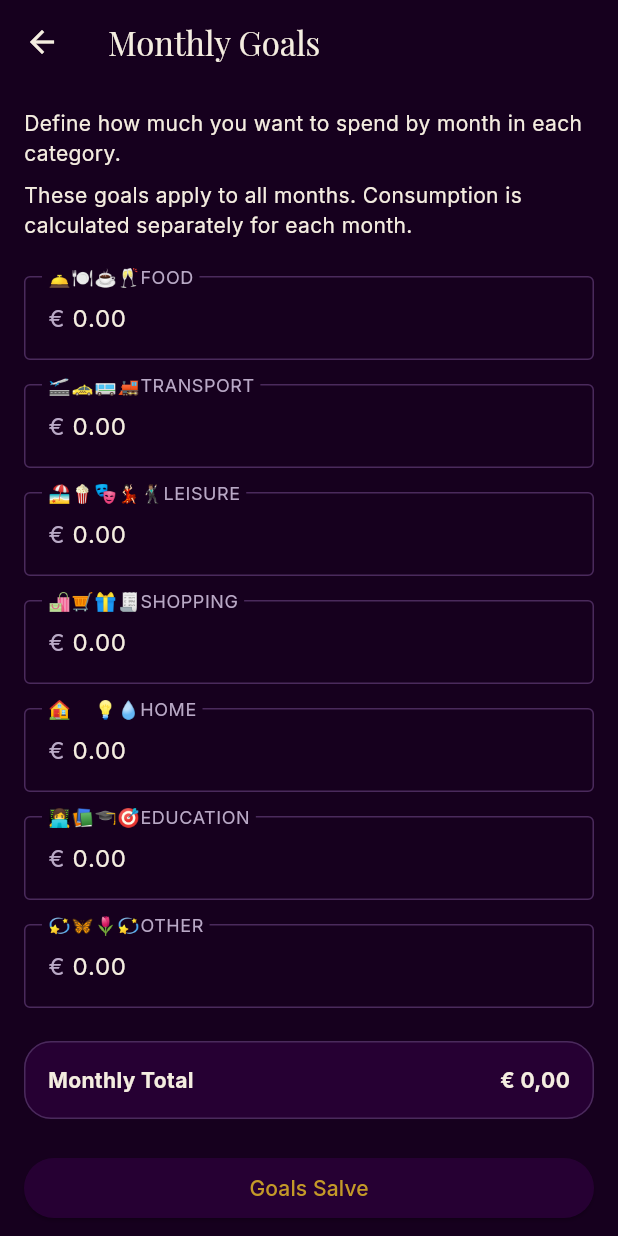
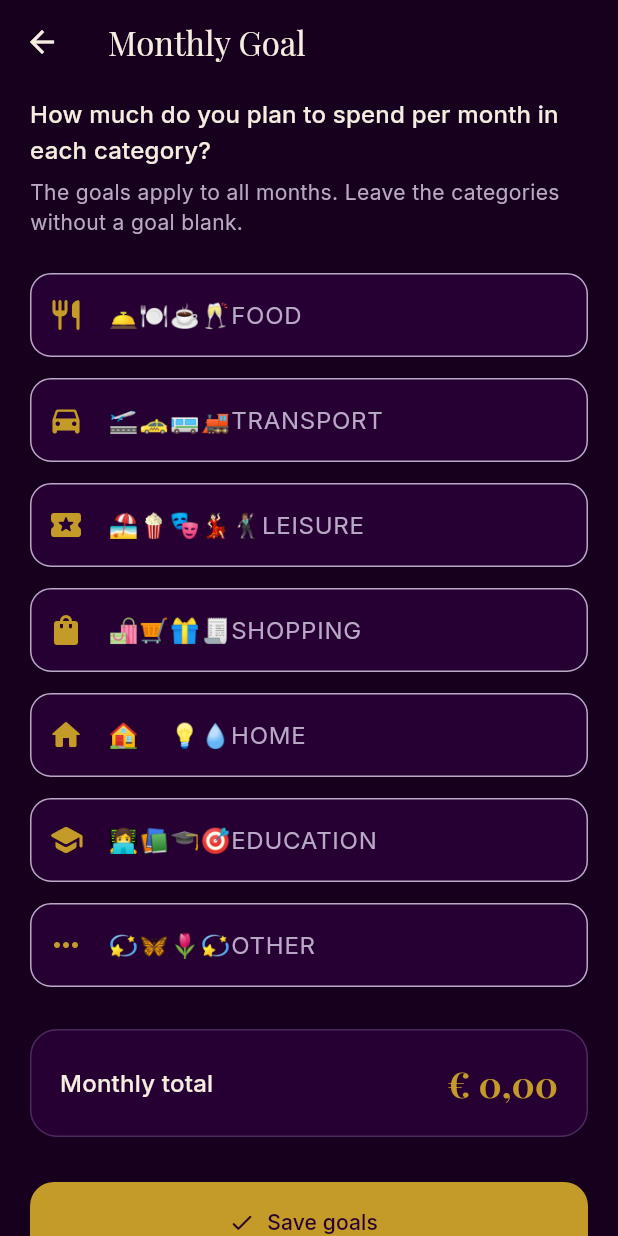
Before and after one commit to hertafranca/OrcamentoMensalemFlutter, a Flutter app: the screen it shows after launch, after a tap on the "chevron left" icon, after a tap on the "chevron right" icon, after a tap on the "tune" icon, on a phone screen of 412 x 824 dp. Run offline on Flutter 3.47's test engine with Material 3 defaults, Android fonts, the phone set to English and light mode, and no system bars; our stand-ins replace google_fonts, shared_preferences.

Commit message:
Update budget_goals_page.dart
Antes, um campo vazio mostrava o erro Informe uma meta. Agora:

campo vazio  →  sem meta  →  salvo como 0

Ao abrir a tela, metas 0 aparecem como campo vazio (com a dica 0,00), e metas com valor aparecem com vírgula (300,00).

```diff
--- a/lib/screens/budget_goals_page.dart
+++ b/lib/screens/budget_goals_page.dart
@@ -1,7 +1,12 @@
 import 'package:flutter/material.dart';
+import 'package:flutter/services.dart';
 
 import '../models/expense_category.dart';
-// Tela para definir os objetivos de gastos mensais por categoria.
+import '../theme/app_colors.dart';
+import '../theme/app_theme.dart';
+import '../theme/category_icons.dart';
+import '../utils/money_formatter.dart';
+
 class BudgetGoalsPage extends StatefulWidget {
   final Map<ExpenseCategory, double> currentGoals;
 
@@ -10,7 +15,7 @@ class BudgetGoalsPage extends StatefulWidget {
   @override
   State<BudgetGoalsPage> createState() => _BudgetGoalsPageState();
 }
-// Estado da tela de objetivos de gastos mensais.
+
 class _BudgetGoalsPageState extends State<BudgetGoalsPage> {
   final _formKey = GlobalKey<FormState>();
 
@@ -23,28 +28,40 @@ class _BudgetGoalsPageState extends State<BudgetGoalsPage> {
     _controllers = {
       for (final category in ExpenseCategory.values)
         category: TextEditingController(
-          text: (widget.currentGoals[category] ?? 0).toStringAsFixed(2),
+          text: _textFromValue(widget.currentGoals[category] ?? 0),
         ),
     };
   }
 
-  // Soma o que está digitado nos campos neste momento.
+  // 0     → campo vazio
+  // 300.5 → "300,50"
+  static String _textFromValue(double value) {
+    if (value == 0) {
+      return '';
+    }
+
+    return value.toStringAsFixed(2).replaceAll('.', ',');
+  }
+
+  // Campo vazio → 0
+  double _valueFromController(TextEditingController controller) {
+    final text = controller.text.trim().replaceAll(',', '.');
+
+    if (text.isEmpty) {
+      return 0;
+    }
+
+    return double.tryParse(text) ?? 0;
+  }
+
   double get _totalGoals {
     double total = 0;
 
     for (final controller in _controllers.values) {
-      final value = double.tryParse(controller.text.replaceAll(',', '.'));
-
-      if (value != null && value > 0) {
-        total += value;
-      }
+      total += _valueFromController(controller);
     }
 
     return total;
-  }
-// Formata o valor monetário para exibição.
-  String _formatMoney(double value) {
-    return '€ ${value.toStringAsFixed(2).replaceAll('.', ',')}';
   }
 
   void _saveGoals() {
@@ -57,14 +74,12 @@ class _BudgetGoalsPageState extends State<BudgetGoalsPage> {
     final goals = <ExpenseCategory, double>{};
 
     for (final category in ExpenseCategory.values) {
-      final text = _controllers[category]!.text.replaceAll(',', '.');
-
-      goals[category] = double.parse(text);
+      goals[category] = _valueFromController(_controllers[category]!);
     }
 
     Navigator.pop(context, goals);
   }
-// Libera os controladores de texto quando a tela é descartada.
+
   @override
   void dispose() {
     for (final controller in _controllers.values) {
@@ -73,107 +88,115 @@ class _BudgetGoalsPageState extends State<BudgetGoalsPage> {
 
     super.dispose();
   }
-// Constrói a interface da tela de objetivos de gastos mensais.
+
   @override
   Widget build(BuildContext context) {
+    final textTheme = Theme.of(context).textTheme;
+
     return Scaffold(
-      appBar: AppBar(title: const Text('Monthly Goals')),
+      appBar: AppBar(title: const Text('Monthly Goal')),
       body: SafeArea(
-        child: SingleChildScrollView(
-          padding: const EdgeInsets.all(16),
         child: Form(
           key: _formKey,
-            child: Column(
-              crossAxisAlignment: CrossAxisAlignment.stretch,
+          child: ListView(
+            padding: const EdgeInsets.fromLTRB(20, 8, 20, 32),
             children: [
-                const Text(
-                  'Define how much you want to spend by month in each category.',
+              Text(
+                'How much do you plan to spend per month in each category?',
+                style: textTheme.titleMedium,
               ),
-                // Espaço entre o texto explicativo e os campos de entrada.
-                const SizedBox(height: 8),
-                const Text(
-                  'These goals apply to all months. '
-                  'Consumption is calculated separately for each month.',
+              const SizedBox(height: 6),
+              Text(
+                'The goals apply to all months. '
+                'Leave the categories without a goal blank.',
+                style: textTheme.bodyMedium?.copyWith(
+                  color: AppColors.textSecondary,
                 ),
-                // Espaço entre o texto explicativo e os campos de entrada.
+              ),
               const SizedBox(height: 24),
               ...ExpenseCategory.values.map((category) {
+                final isLast = category == ExpenseCategory.values.last;
+
                 return Padding(
-                    padding: const EdgeInsets.only(bottom: 16),
+                  padding: const EdgeInsets.only(bottom: 14),
                   child: TextFormField(
                     controller: _controllers[category],
                     keyboardType: const TextInputType.numberWithOptions(
                       decimal: true,
                     ),
-                      // Espaço entre o campo de entrada e o rótulo.
-                      decoration: InputDecoration(
-                        labelText: category.label,
+                    inputFormatters: [
+                      FilteringTextInputFormatter.allow(RegExp(r'[0-9.,]')),
+                    ],
+                    textInputAction: isLast
+                        ? TextInputAction.done
+                        : TextInputAction.next,
+                    decoration: AppTheme.input(
+                      label: category.label,
+                      hintText: '0,00',
                       prefixText: '€ ',
-                        border: const OutlineInputBorder(),
+                      prefixIcon: Icon(
+                        category.icon,
+                        color: AppColors.richGold,
+                      ),
                     ),
                     onChanged: (_) {
                       setState(() {});
                     },
                     validator: (value) {
-                        if (value == null || value.trim().isEmpty) {
-                          return 'Inform a goal.';
+                      final text = (value ?? '').trim();
+
+                      if (text.isEmpty) {
+                        return null;
                       }
-// Valida se o valor digitado é um número válido e não negativo.
-                        final goal = double.tryParse(
-                          value.replaceAll(',', '.'),
-                        );
+
+                      final goal = double.tryParse(text.replaceAll(',', '.'));
 
                       if (goal == null) {
-                          return 'Informe um valor válido.';
+                        return 'Please provide a valid value.';
                       }
 
                       if (goal < 0) {
-                          return 'The goal must be negative.';
+                        return 'The goal cannot be negative.';
                       }
-// Retorna null se a validação for bem-sucedida.
+
                       return null;
                     },
                   ),
                 );
               }),
+              const SizedBox(height: 8),
               Card(
                 child: Padding(
-                    padding: const EdgeInsets.all(16),
+                  padding: const EdgeInsets.all(20),
                   child: Row(
                     children: [
-                        const Expanded(
+                      Expanded(
                         child: Text(
-                            'Monthly Total',
-                            style: TextStyle(fontWeight: FontWeight.bold),
-                          ),
-                          // Espaço entre o texto e o valor total.
-                        ),
-                        // Exibe o valor total formatado.
-                        Text(
-                          _formatMoney(_totalGoals),
-                          style: const TextStyle(fontWeight: FontWeight.bold),
-                        ),
-                        // Espaço entre o valor total e o ícone de informação.
-                      ],
-                    ),
-                    // Espaço entre o valor total e o ícone de informação.
+                          'Monthly total',
+                          style: textTheme.titleMedium,
                         ),
                       ),
-                const SizedBox(height: 16),
-                ElevatedButton(
-                  onPressed: _saveGoals,
-                  child: const Text('Goals Salve'),
+                      Text(
+                        MoneyFormatter.format(_totalGoals),
+                        style: textTheme.headlineSmall?.copyWith(
+                          color: AppColors.richGold,
+                          fontWeight: FontWeight.w700,
+                        ),
                       ),
                     ],
                   ),
+                ),
+              ),
+              const SizedBox(height: 24),
+              FilledButton.icon(
+                onPressed: _saveGoals,
+                icon: const Icon(Icons.check_rounded),
+                label: const Text('Save goals'),
+              ),
+            ],
           ),
         ),
       ),
     );
   }
 }
-// A tela de objetivos de gastos mensais permite que o
-//usuário defina metas de gastos para cada categoria de despesa.
-// Ela utiliza um formulário para validar os valores inseridos e
-//calcula o total mensal com base nos valores fornecidos.
-//Ao salvar, os objetivos são retornados para a tela anterior.
```
Lines whose indentation alone changed are shown as unchanged.
